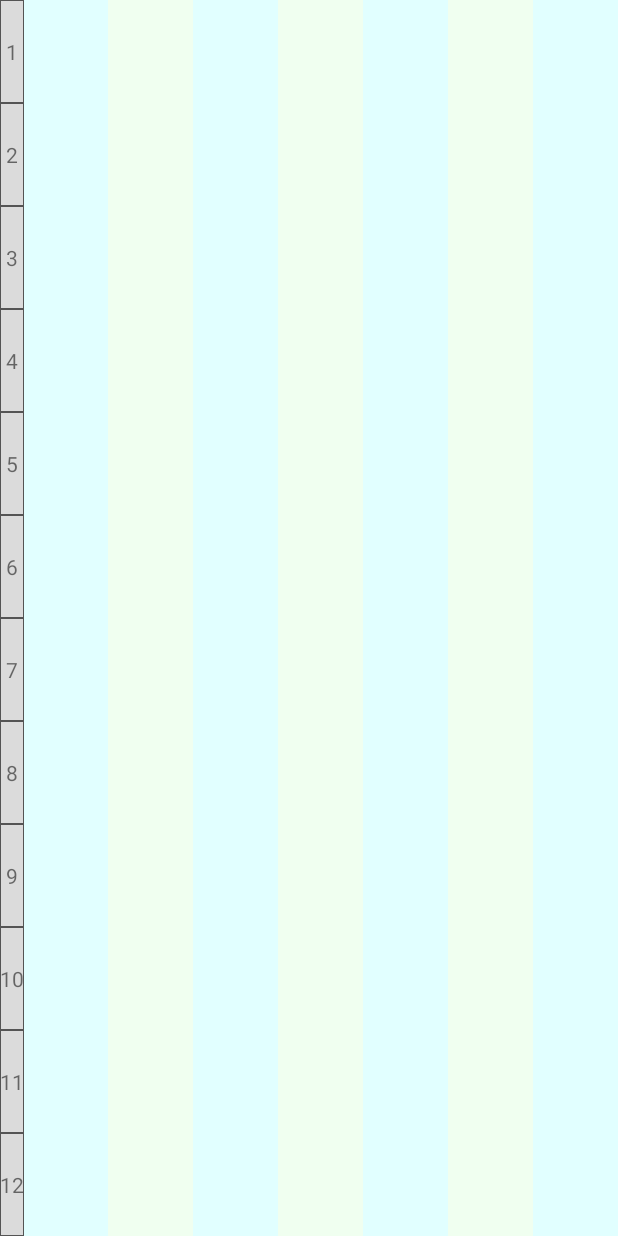
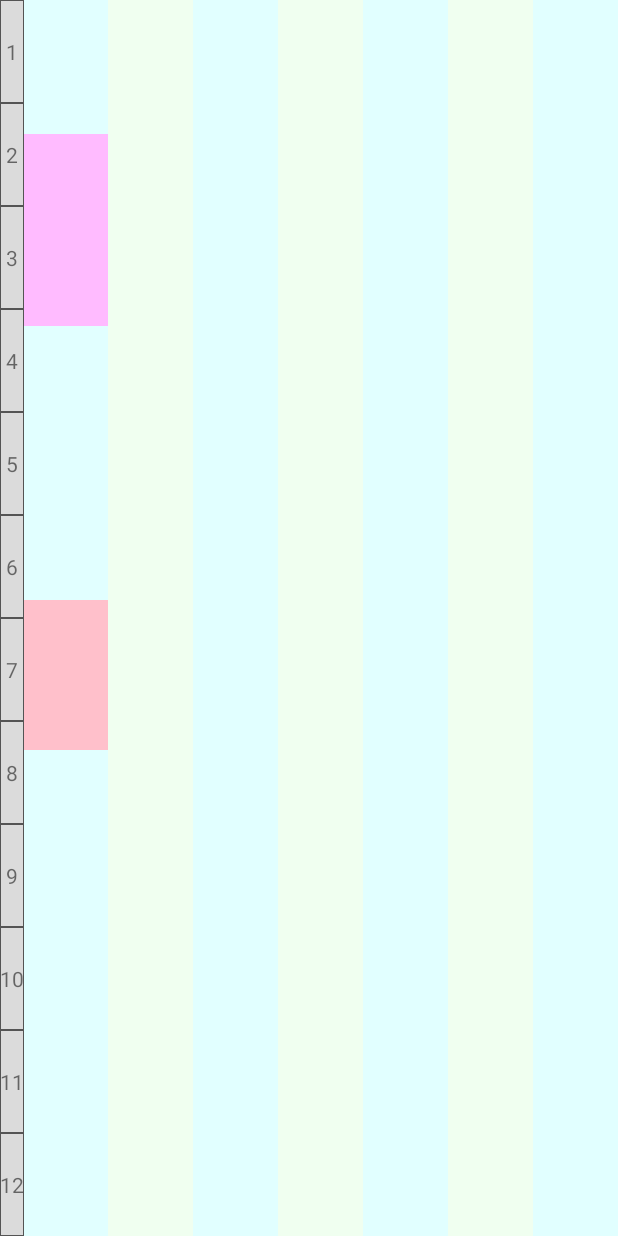
Before and after one commit to gumingsiyi/Schedule, an Android app: the layout activity_main.xml on its own in the app's theme, with its tools: preview values and no code run, on a phone screen of 412 x 824 dp. Run offline under Robolectric (Android 15) with nearby library versions, the phone set to English and light mode, and no system bars.

Commit message:
在主界面上相应的位置载入课程的layout

```diff
--- /dev/null
+++ b/app/src/main/res/drawable/bacckground_lightpurple.xml
@@ -0,0 +1,9 @@
+<?xml version="1.0" encoding="utf-8"?>
+<selector xmlns:android="http://schemas.android.com/apk/res/android">
+    <item>
+        <shape>
+            <solid android:color="#ffbbff" />
+
+        </shape>
+    </item>
+</selector>
--- /dev/null
+++ b/app/src/main/res/drawable/background_pink.xml
@@ -0,0 +1,8 @@
+<?xml version="1.0" encoding="utf-8"?>
+<selector xmlns:android="http://schemas.android.com/apk/res/android">
+    <item>
+        <shape>
+            <solid android:color="#ffc0cb" />
+        </shape>
+    </item>
+</selector>
--- a/app/src/main/res/layout/activity_main.xml
+++ b/app/src/main/res/layout/activity_main.xml
@@ -119,6 +119,20 @@
             android:layout_weight="1.0"
             android:background="@drawable/background_lightblue"
             android:id="@+id/mon">
+        <RelativeLayout
+                android:layout_width="match_parent"
+                android:layout_height="128dp"
+                android:background="@drawable/bacckground_lightpurple"
+                android:layout_marginTop="89dp" android:layout_alignParentTop="false"
+                android:layout_alignParentStart="true" android:id="@+id/relativeLayout">
+        </RelativeLayout>
+        <RelativeLayout
+                android:layout_width="match_parent"
+                android:layout_height="100dp"
+                android:layout_alignParentStart="true"
+                android:background="@drawable/background_pink"
+                android:layout_marginTop="400dp">
+        </RelativeLayout>
     </RelativeLayout>
     <RelativeLayout
             android:orientation="horizontal"
@@ -127,6 +141,12 @@
             android:layout_weight="1.0"
             android:background="@drawable/background_lightgreen"
             android:id="@+id/tue">
+        <LinearLayout
+                android:orientation="vertical"
+                android:layout_width="match_parent"
+                android:layout_height="match_parent" android:layout_alignParentTop="true"
+                android:layout_centerHorizontal="true" android:layout_marginTop="100dp">
+        </LinearLayout>
     </RelativeLayout>
     <RelativeLayout
             android:orientation="horizontal"
```
Also changed, not shown: app/src/main/java/com/example/stiles/schedule/MainActivity.java (+35 -8 lines).
